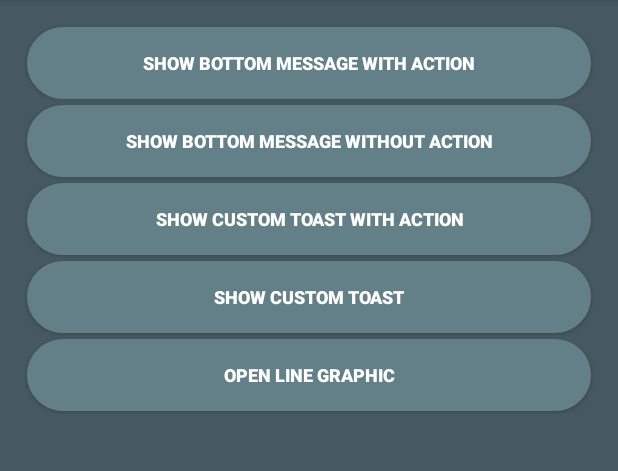
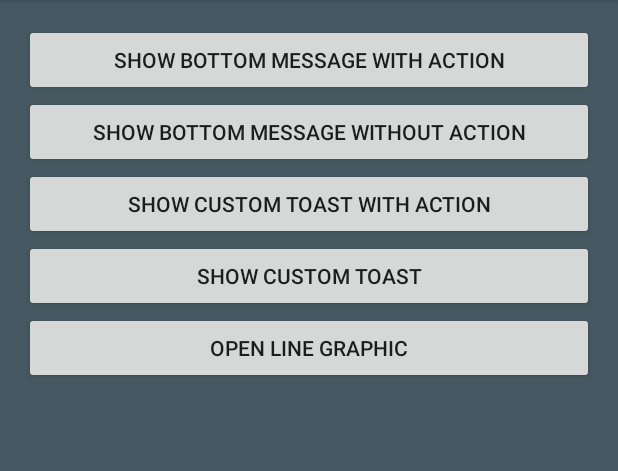
Before and after one commit to dlernatovich/AndroidSuppurtLibraryProject, an Android app: the screen it shows after launch (MainActivity), on a phone screen of 412 x 824 dp, the part 84-555 px from its top. Run offline under Robolectric (Android 15) with nearby library versions, the phone set to English and light mode, and no system bars; 13 statements that could not run were skipped.

Commit message:
Minor fixes

```diff
--- a/app/src/main/res/layout/activity_chart.xml
+++ b/app/src/main/res/layout/activity_chart.xml
@@ -11,6 +11,7 @@
     <com.github.mikephil.charting.charts.LineChart
         android:layout_width="match_parent"
         android:layout_height="match_parent"
+        android:background="#ffff9d4b"
         android:id="@+id/lineChart1" />
 
 </RelativeLayout>
--- a/app/src/main/res/layout/activity_main.xml
+++ b/app/src/main/res/layout/activity_main.xml
@@ -19,35 +19,30 @@
             android:layout_height="match_parent">
 
             <Button
-                style="@style/MaterialsDeign.ButtonBlue"
                 android:layout_width="match_parent"
                 android:layout_height="wrap_content"
                 android:text="Show bottom message with action"
                 android:id="@+id/button" />
 
             <Button
-                style="@style/MaterialsDeign.ButtonBlue"
                 android:layout_width="match_parent"
                 android:layout_height="wrap_content"
                 android:text="Show bottom message without action"
                 android:id="@+id/button1" />
 
             <Button
-                style="@style/MaterialsDeign.ButtonBlue"
                 android:layout_width="match_parent"
                 android:layout_height="wrap_content"
                 android:text="Show custom toast with action"
                 android:id="@+id/button2" />
 
             <Button
-                style="@style/MaterialsDeign.ButtonBlue"
                 android:layout_width="match_parent"
                 android:layout_height="wrap_content"
                 android:text="Show custom toast"
                 android:id="@+id/button3" />
 
             <Button
-                style="@style/MaterialsDeign.ButtonBlue"
                 android:layout_width="match_parent"
                 android:layout_height="wrap_content"
                 android:text="Open line graphic"
--- a/libraryCompilation/src/main/res/values/styles.xml
+++ b/libraryCompilation/src/main/res/values/styles.xml
@@ -99,6 +99,7 @@
 
     <style name="MaterialsDeign.CustomMaterialsTheme" parent="@android:Theme.Holo">
         <item name="android:actionBarStyle">@style/MaterialsActionBar</item>
+        <item name="android:buttonStyle">@style/MaterialsDeign.ButtonBlue</item>
     </style>
 
     <style name="MaterialsActionBar" parent="@android:style/Widget.Holo.ActionBar">
@@ -114,14 +115,16 @@
         <item name="android:textAllCaps">true</item>
     </style>
 
-    <style name="MaterialsDeign.ButtonBlue">
+    <style name="MaterialsDeign.ButtonBlue" parent="android:Widget.Holo.Button">
         <item name="android:textStyle">bold</item>
         <item name="android:background">@drawable/selector_button_blue</item>
         <item name="android:textSize">@dimen/materials_button_text_size</item>
         <item name="android:singleLine">true</item>
         <item name="android:textAllCaps">true</item>
-        <item name="android:layout_margin">2dp</item>
         <item name="android:textColor">#fffffffd</item>
+        <item name="android:gravity">center</item>
+        <item name="android:layout_marginTop">2dp</item>
+        <item name="android:layout_marginBottom">2dp</item>
     </style>
 
     <style name="MaterialsDeign.ActivityStyle">
```
Also changed, not shown: app/src/main/java/artlite/com/androidsupportlibraryproject/ui/activities/ChartActivity.java (+23 -25 lines).
